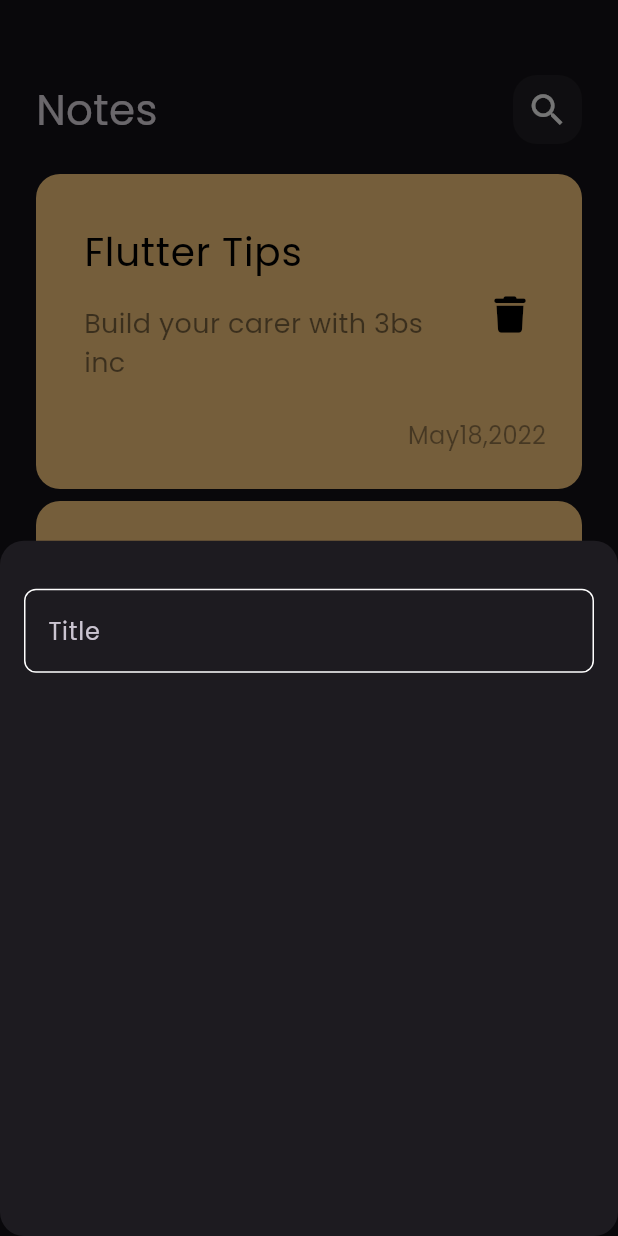
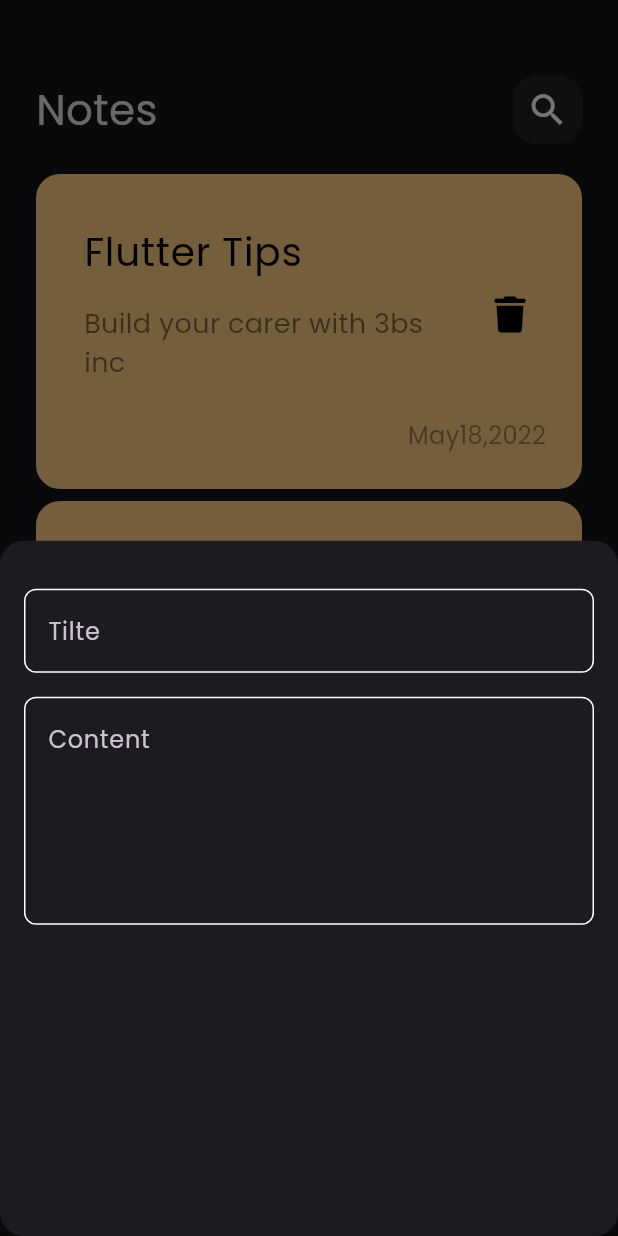
Before and after one commit to mohamed-abdellsalam/notesapp, a Flutter app: the screen it shows after launch, after a tap on the "add" icon, on a phone screen of 412 x 824 dp. Run offline on Flutter 3.47's test engine with Material 3 defaults, Android fonts, the phone set to English and light mode, and no system bars; our stand-ins replace font_awesome_flutter.

Commit message:
feat: enhance CustomTextField with hint and maxLines; update AddNoteBottomSheet to include title and content fields

```diff
--- a/lib/views/widgets/add_note_bottom_sheet.dart
+++ b/lib/views/widgets/add_note_bottom_sheet.dart
@@ -6,14 +6,23 @@ class AddNoteBottomSheet extends StatelessWidget {
 
   @override
   Widget build(BuildContext context) {
-    return Padding(
-      padding: const EdgeInsets.symmetric(horizontal: 16),
+    return const Padding(
+      padding: EdgeInsets.symmetric(horizontal: 16),
       child: Column(
         children: [
           SizedBox(
             height: 32,
           ),
-          CustomTextField(),
+          CustomTextField(
+            hint: 'Tilte',
+          ),
+          SizedBox(
+            height: 16,
+          ),
+          CustomTextField(
+            hint: 'Content',
+            maxLines: 5,
+          )
         ],
       ),
     );
--- a/lib/views/widgets/custom_text_field.dart
+++ b/lib/views/widgets/custom_text_field.dart
@@ -2,14 +2,16 @@ import 'package:flutter/material.dart';
 import 'package:notes_app/constant.dart';
 
 class CustomTextField extends StatelessWidget {
-  const CustomTextField({super.key});
-
+  const CustomTextField({super.key, required this.hint, this.maxLines = 1});
+  final String hint;
+  final int maxLines;
   @override
   Widget build(BuildContext context) {
     return TextField(
       cursorColor: kprimaryColor,
+      maxLines: maxLines,
       decoration: InputDecoration(
-        hintText: 'Title',
+        hintText: hint,
         border: buildBorder(),
         enabledBorder: buildBorder(),
         focusedBorder: buildBorder(kprimaryColor),
```
